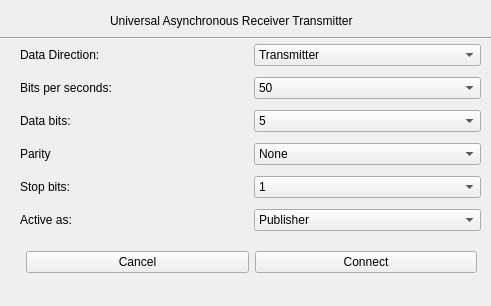
Qt form src/Interpreter/Visu/ConnectionUART.ui (asbr90/EmbSysTesting-Tool) before a commit.
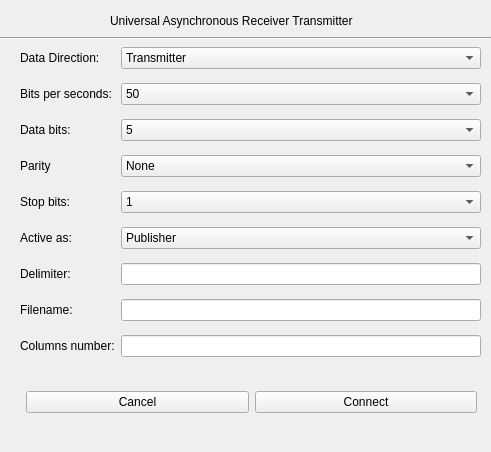
The same form after that commit.

What changed in the file:
```diff
--- a/src/Interpreter/Visu/ConnectionUART.ui
+++ b/src/Interpreter/Visu/ConnectionUART.ui
@@ -7,7 +7,7 @@
     <x>0</x>
     <y>0</y>
     <width>491</width>
-    <height>306</height>
+    <height>452</height>
    </rect>
   </property>
   <property name="sizePolicy">
@@ -60,7 +60,7 @@
      <x>20</x>
      <y>39</y>
      <width>461</width>
-     <height>203</height>
+     <height>331</height>
     </rect>
    </property>
    <layout class="QGridLayout" name="gridLayout">
@@ -285,13 +285,43 @@
       </item>
      </widget>
     </item>
+    <item row="8" column="0">
+     <widget class="QLabel" name="label_10">
+      <property name="text">
+       <string>Columns number:</string>
+      </property>
+     </widget>
+    </item>
+    <item row="7" column="0">
+     <widget class="QLabel" name="label_9">
+      <property name="text">
+       <string>Filename:</string>
+      </property>
+     </widget>
+    </item>
+    <item row="7" column="1">
+     <widget class="QLineEdit" name="storagefilenameText"/>
+    </item>
+    <item row="8" column="1">
+     <widget class="QLineEdit" name="columnsText"/>
+    </item>
+    <item row="6" column="1">
+     <widget class="QLineEdit" name="delimiterText"/>
+    </item>
+    <item row="6" column="0">
+     <widget class="QLabel" name="label_8">
+      <property name="text">
+       <string>Delimiter:</string>
+      </property>
+     </widget>
+    </item>
    </layout>
   </widget>
   <widget class="QWidget" name="horizontalLayoutWidget">
    <property name="geometry">
     <rect>
      <x>26</x>
-     <y>240</y>
+     <y>380</y>
      <width>451</width>
      <height>44</height>
     </rect>
```
Left out of the diff: 5 changed lines with no effect on the pictures.
